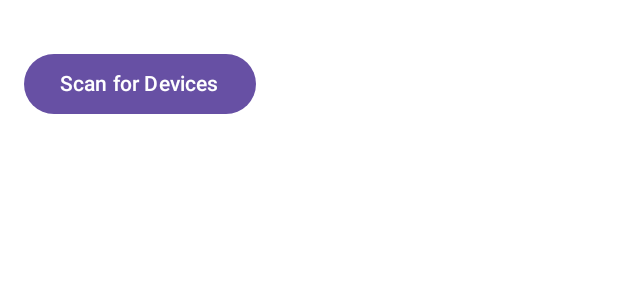
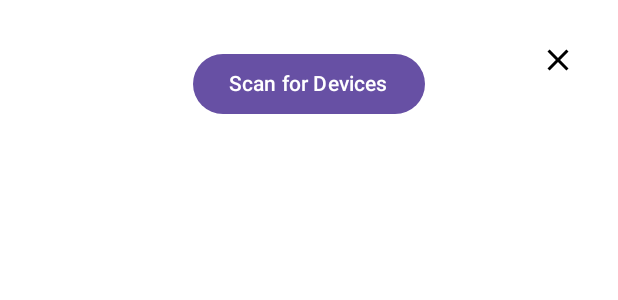
Before and after one commit to TinkerBoat/BluetoothCar, an Android app built with Jetpack Compose: the @Preview function BluetoothDeviceListScreenPreview, on a phone screen of 412 x 824 dp. Shown: the top 300 px of the screen. Run offline under Robolectric (Android 15) with nearby library versions, the phone set to English and light mode, and no system bars; our stand-ins replace Dagger/Hilt's generated code; 1 statement that could not run was skipped.

Commit message:
added x icon to close the app

```diff
--- a/app/src/main/java/info/littleboat/bluetoothcar/BluetoothDeviceListScreen.kt
+++ b/app/src/main/java/info/littleboat/bluetoothcar/BluetoothDeviceListScreen.kt
@@ -4,19 +4,23 @@ import android.Manifest
 import android.content.pm.PackageManager
 import android.os.Build
 import androidx.activity.compose.BackHandler
+import androidx.compose.foundation.layout.Box
 import androidx.compose.foundation.layout.Column
 import androidx.compose.foundation.layout.Row
 import androidx.compose.foundation.layout.Spacer
-import androidx.compose.foundation.layout.fillMaxHeight
+import androidx.compose.foundation.layout.fillMaxSize
 import androidx.compose.foundation.layout.fillMaxWidth
 import androidx.compose.foundation.layout.height
 import androidx.compose.foundation.layout.padding
 import androidx.compose.foundation.lazy.LazyColumn
 import androidx.compose.foundation.lazy.items
+import androidx.compose.material.icons.Icons
+import androidx.compose.material.icons.filled.Close
 import androidx.compose.material3.Button
 import androidx.compose.material3.CircularProgressIndicator
 import androidx.compose.material3.ExperimentalMaterial3Api
-import androidx.compose.material3.Switch
+import androidx.compose.material3.Icon
+import androidx.compose.material3.IconButton
 import androidx.compose.material3.Text
 import androidx.compose.runtime.Composable
 import androidx.compose.runtime.collectAsState
@@ -24,14 +28,15 @@ import androidx.compose.runtime.getValue
 import androidx.compose.ui.Alignment
 import androidx.compose.ui.Modifier
 import androidx.compose.ui.platform.LocalContext
+import androidx.compose.ui.tooling.preview.Preview
 import androidx.compose.ui.unit.dp
 import androidx.core.app.ActivityCompat
-import androidx.compose.ui.tooling.preview.Preview
+import info.littleboat.bluetoothcar.di.IBluetoothService
+import info.littleboat.bluetoothcar.services.PairingStatus
 import kotlinx.coroutines.flow.MutableStateFlow
-import info.littleboat.bluetoothcar.services.PairingStatus
+import kotlinx.coroutines.flow.StateFlow
 import android.bluetooth.BluetoothDevice
-import info.littleboat.bluetoothcar.di.IBluetoothService
-import kotlinx.coroutines.flow.StateFlow
+import androidx.activity.compose.LocalActivity
 
 
 @OptIn(ExperimentalMaterial3Api::class)
@@ -39,14 +44,14 @@ import kotlinx.coroutines.flow.StateFlow
 fun BluetoothDeviceListScreen(viewModel: CarControlViewModel, onNavigateBack: () -> Unit) {
     val filteredDevices by viewModel.filteredDevices.collectAsState()
     val isScanning by viewModel.isScanning.collectAsState()
-    val filterUnnamedDevices by viewModel.filterUnnamedDevices.collectAsState()
 
     BackHandler(onBack = onNavigateBack)
 
+    Box(modifier = Modifier.fillMaxSize()) {
         Column(
             horizontalAlignment = Alignment.CenterHorizontally,
             modifier = Modifier
-            .fillMaxHeight()
+                .fillMaxSize()
                 .padding(16.dp)
         ) {
             Spacer(modifier = Modifier.height(16.dp))
@@ -65,19 +70,6 @@ fun BluetoothDeviceListScreen(viewModel: CarControlViewModel, onNavigateBack: ()
                     CircularProgressIndicator(modifier = Modifier.padding(start = 16.dp))
                 }
             }
-
-//        Row(
-//            verticalAlignment = Alignment.CenterVertically,
-//            modifier = Modifier.padding(horizontal = 16.dp)
-//        ) {
-//            Switch(
-//                checked = !filterUnnamedDevices,
-//                onCheckedChange = { isChecked ->
-//                    viewModel.onFilterUnnamedDevicesChanged(!isChecked)
-//                }
-//            )
-//            Text("Show unnamed devices", modifier = Modifier.padding(start = 8.dp))
-//        }
 
             LazyColumn(modifier = Modifier.padding(16.dp)) {
                 items(filteredDevices, key = { it.address }) { device ->
@@ -100,6 +92,17 @@ fun BluetoothDeviceListScreen(viewModel: CarControlViewModel, onNavigateBack: ()
                         Text(device.name ?: device.address)
                     }
                 }
+            }
+        }
+
+        val activity = LocalActivity.current
+        IconButton(
+            onClick = { activity?.finish() },
+            modifier = Modifier
+                .align(Alignment.TopEnd)
+                .padding(16.dp)
+        ) {
+            Icon(Icons.Default.Close, contentDescription = "Exit")
         }
     }
 }
```
Lines whose indentation alone changed are shown as unchanged.
